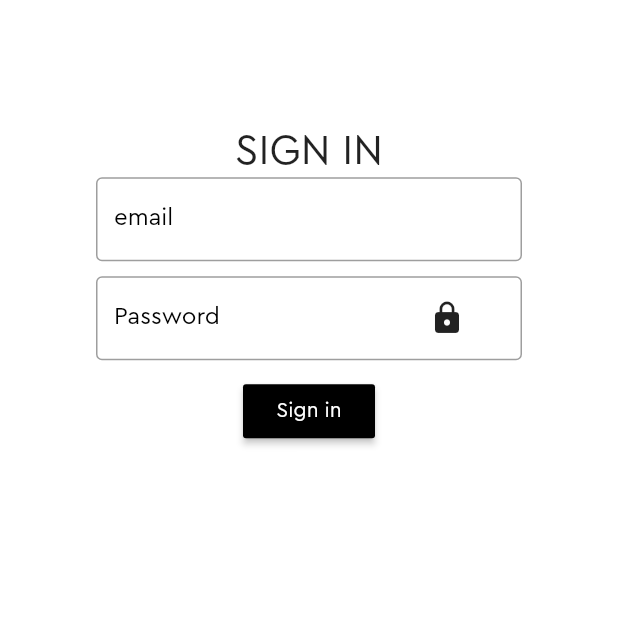
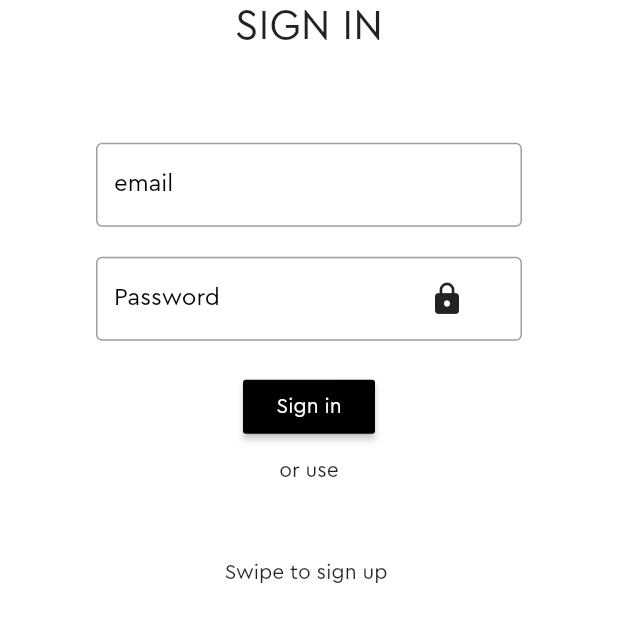
Before and after one commit to gardyna/vapp-app, a Flutter app: the screen it shows after launch, on a phone screen of 412 x 824 dp, the part 464-1106 px from its top. Run offline on Flutter 3.47's test engine with Material 2 defaults, Android fonts, the phone set to English and light mode, and no system bars; our stand-ins replace shared_preferences.

Commit message:
auth additions and i18n

```diff
--- a/lib/screens/auth/auth.dart
+++ b/lib/screens/auth/auth.dart
@@ -63,7 +63,7 @@ class AuthState extends State<Auth> {
             Text("The event app",
               style: Theme.of(context).primaryTextTheme.caption,
             ),
-            Container(height: 50.0,),
+            Container(height: 60.0,),
             Container(
               child: _loginForm,
               width: 300.0,
@@ -71,10 +71,10 @@ class AuthState extends State<Auth> {
               //margin: EdgeInsets.all(8.0),
               decoration: BoxDecoration(
                 color: Colors.white,
-                borderRadius: BorderRadius.all(Radius.circular(5.0))
+                borderRadius: BorderRadius.all(Radius.circular(20.0))
               ),
             ),
-          ],
+          ]
         )
       ),
     );
--- a/lib/screens/auth/login_form.dart
+++ b/lib/screens/auth/login_form.dart
@@ -58,19 +58,25 @@ class LoginFormState extends State<LoginForm> {
     return Column(
       children: <Widget>[
         Text("SIGN IN", textScaleFactor: 2.0,),
+        Container(height: 60.0,),
         EmailField(
           controller: emailTextController,
           error: nameError,
         ),
-        Container(height: 10.0,),
+        Container(height: 20.0,),
         PasswordField(
           controller: passwordTextController,
           error: passError,
         ),
-        Container(height: 10.0,),
+        Container(height: 20.0,),
         SigninButton(
           onPress: _signIn,
-        )
+        ),
+
+        Container(height: 10.0,),
+        Text("or use"),
+        Container(height: 50.0,),
+        Text("Swipe to sign up "),
       ],
     );
   }
```
Also changed, not shown: lib/models/event.dart (added, +21 -0 lines), lib/generated/i18n.dart (added), res/values/strings_en.arb (added).
